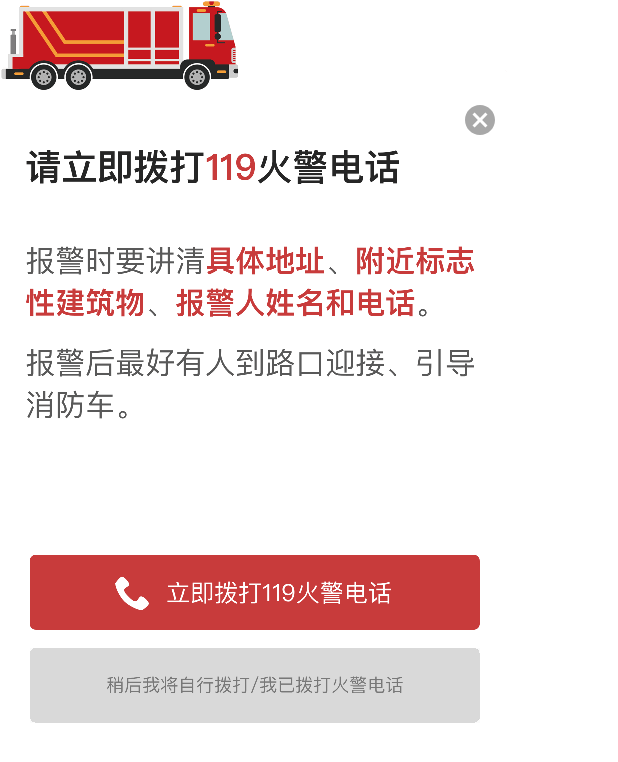
After one commit to mishin/MVP-Arms, an Android app: the layout process_fire_alarm_dialog.xml on its own in the app's theme, with its tools: preview values and no code run, on a phone screen of 412 x 824 dp. The commit adds this screen. Shown: the top 762 px of the screen. Run offline under Robolectric (Android 15) with nearby library versions, the phone set to English and light mode, and no system bars.

Commit message:
1、增加FragmentDialog基类

```diff
--- a/app/src/main/java/com/zkyc/example/feature/main/MainActivity.kt
+++ b/app/src/main/java/com/zkyc/example/feature/main/MainActivity.kt
@@ -38,7 +38,8 @@ class MainActivity : BaseMVPActivity<MainActivityBinding, MainContract.View, Mai
         mBinding.startRequest.setOnClickListener {
 //            presenter.startLooper()
 //            ToolbarActivity.start(this)
-            VPActivity.start(this)
+//            VPActivity.start(this)
+            FireAlarmDialog.show(supportFragmentManager)
         }
 
         mBinding.etSearch.setOnTextChangedListener(object : SearchEditText.OnTextChangedListener {
--- /dev/null
+++ b/app/src/main/res/drawable/common_ic_cancel.xml
@@ -0,0 +1,5 @@
+<vector android:height="24dp" android:tint="#A8A8A8"
+    android:viewportHeight="24" android:viewportWidth="24"
+    android:width="24dp" xmlns:android="http://schemas.android.com/apk/res/android">
+    <path android:fillColor="@android:color/white" android:pathData="M12,2C6.47,2 2,6.47 2,12s4.47,10 10,10 10,-4.47 10,-10S17.53,2 12,2zM17,15.59L15.59,17 12,13.41 8.41,17 7,15.59 10.59,12 7,8.41 8.41,7 12,10.59 15.59,7 17,8.41 13.41,12 17,15.59z"/>
+</vector>
--- a/app/src/main/res/layout/main_activity.xml
+++ b/app/src/main/res/layout/main_activity.xml
@@ -4,7 +4,6 @@
     xmlns:tools="http://schemas.android.com/tools"
     android:layout_width="match_parent"
     android:layout_height="match_parent"
-    android:background="#26cc5c"
     tools:context=".feature.main.MainActivity">
 
     <com.google.android.material.appbar.MaterialToolbar
--- /dev/null
+++ b/app/src/main/res/layout/process_fire_alarm_dialog.xml
@@ -0,0 +1,39 @@
+<?xml version="1.0" encoding="utf-8"?>
+<RelativeLayout xmlns:android="http://schemas.android.com/apk/res/android"
+    android:layout_width="wrap_content"
+    android:layout_height="wrap_content">
+
+    <androidx.appcompat.widget.AppCompatImageView
+        android:id="@+id/bg"
+        android:layout_width="wrap_content"
+        android:layout_height="wrap_content"
+        android:src="@drawable/process_bg_dialog" />
+
+    <androidx.appcompat.widget.AppCompatImageView
+        android:id="@+id/btn_cancel"
+        android:layout_width="wrap_content"
+        android:layout_height="wrap_content"
+        android:layout_alignEnd="@+id/bg"
+        android:layout_marginTop="56dp"
+        android:paddingHorizontal="8dp"
+        android:paddingVertical="12dp"
+        android:src="@drawable/common_ic_cancel" />
+
+    <androidx.appcompat.widget.AppCompatImageButton
+        android:id="@+id/btn_positive"
+        android:layout_width="wrap_content"
+        android:layout_height="wrap_content"
+        android:layout_above="@+id/btn_negative"
+        android:layout_centerHorizontal="true"
+        android:layout_marginBottom="12dp"
+        android:background="@drawable/process_dialog_btn_positive" />
+
+    <androidx.appcompat.widget.AppCompatImageButton
+        android:id="@+id/btn_negative"
+        android:layout_width="wrap_content"
+        android:layout_height="wrap_content"
+        android:layout_alignBottom="@+id/bg"
+        android:layout_centerHorizontal="true"
+        android:layout_marginBottom="32dp"
+        android:background="@drawable/process_dialog_btn_negative" />
+</RelativeLayout>
--- a/upload.gradle
+++ b/upload.gradle
@@ -13,6 +13,6 @@ ext {
     config = [
             group     : 'com.zkyc.arms',
             artifactId: 'arms',
-            version   : '0.0.30-SNAPSHOT'
+            version   : '0.0.31-SNAPSHOT'
     ]
 }
```
Also changed, not shown: app/src/main/java/com/zkyc/example/feature/main/FireAlarmDialog.kt (added, +32 -0 lines), arms/src/main/java/com/zkyc/arms/base/fragment/BaseDialogFragment.kt (added, +57 -0 lines), app/src/main/res/drawable-xxhdpi/process_bg_dialog.png (added), app/src/main/res/drawable-xxhdpi/process_dialog_btn_negative.png (added), app/src/main/res/drawable-xxhdpi/process_dialog_btn_positive.png (added).
